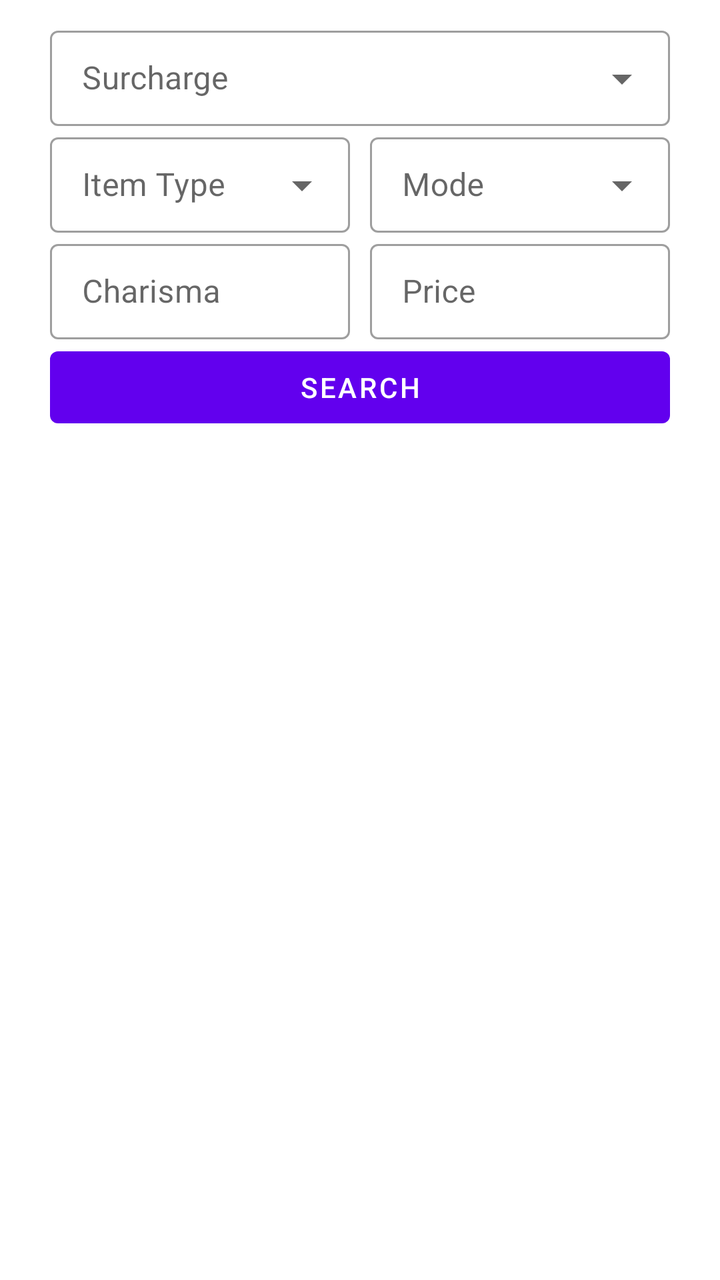
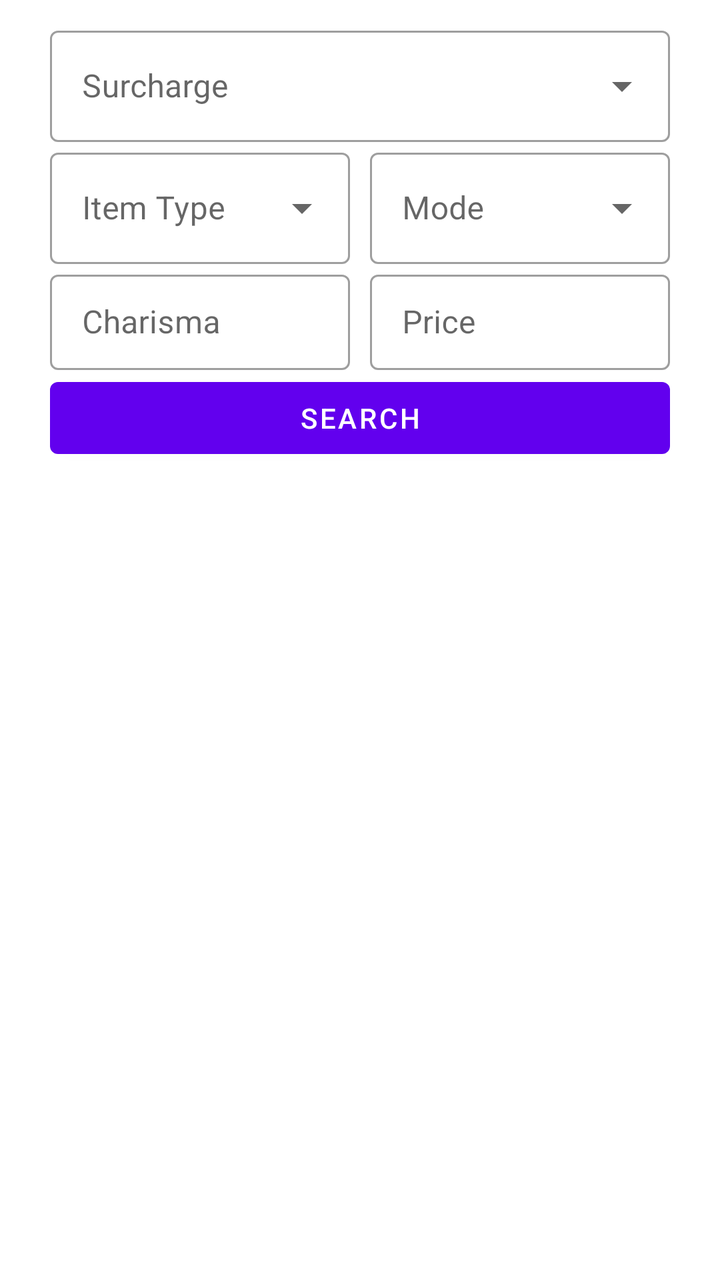

The first picture is an Android layout as it rendered before a commit; the second is the same layout after the commit. The layout source and the unified diff follow.
<!-- AndroidManifest.xml: application theme Theme.ANetHack -->
<!-- res/layout/dialog_price_identify.xml -->
<?xml version="1.0" encoding="utf-8"?>
<LinearLayout xmlns:android="http://schemas.android.com/apk/res/android"
    xmlns:app="http://schemas.android.com/apk/res-auto"
    android:layout_width="match_parent"
    android:layout_height="match_parent"
    android:paddingTop="10dp"
    android:paddingStart="25dp"
    android:paddingEnd="25dp"
    android:orientation="vertical">

    <LinearLayout
        android:id="@+id/obj_filter_panel"
        android:layout_width="match_parent"
        android:layout_height="wrap_content"
        android:orientation="vertical">
        <com.google.android.material.textfield.TextInputLayout
            android:id="@+id/obj_surcharge_layout"
            style="@style/Widget.MaterialComponents.TextInputLayout.OutlinedBox.Dense"
            android:layout_width="match_parent"
            android:layout_height="wrap_content"
            app:endIconMode="custom"
            app:endIconDrawable="@drawable/ic_arrow_drop_down">
            <com.google.android.material.textfield.TextInputEditText
                android:id="@+id/obj_surcharge_input"
                android:layout_width="match_parent"
                android:layout_height="wrap_content"
                android:hint="@string/pride_id_surcharge_label"
                android:cursorVisible="false"
                android:longClickable="false"
                android:clickable="true"/>
        </com.google.android.material.textfield.TextInputLayout>

        <LinearLayout
            android:layout_width="match_parent"
            android:layout_height="wrap_content"
            android:orientation="horizontal"
            android:baselineAligned="false">
            <com.google.android.material.textfield.TextInputLayout
                android:id="@+id/obj_type_layout"
                style="@style/Widget.MaterialComponents.TextInputLayout.OutlinedBox.Dense"
                android:layout_weight="1"
                android:layout_width="0dp"
                android:layout_height="wrap_content"
                app:endIconMode="custom"
                app:endIconDrawable="@drawable/ic_arrow_drop_down">
                <com.google.android.material.textfield.TextInputEditText
                    android:id="@+id/obj_type_input"
                    android:layout_width="match_parent"
                    android:layout_height="wrap_content"
                    android:hint="@string/pride_id_type_label"
                    android:cursorVisible="false"
                    android:longClickable="false"
                    android:clickable="true"/>
            </com.google.android.material.textfield.TextInputLayout>

            <com.google.android.material.textfield.TextInputLayout
                android:id="@+id/obj_id_mod_layout"
                style="@style/Widget.MaterialComponents.TextInputLayout.OutlinedBox.Dense"
                android:layout_weight="1"
                android:layout_height="wrap_content"
                android:layout_width="0dp"
                android:layout_marginStart="10dp"
                app:endIconMode="custom"
                app:endIconDrawable="@drawable/ic_arrow_drop_down">
                <com.google.android.material.textfield.TextInputEditText
                    android:id="@+id/obj_id_mod_input"
                    android:layout_height="wrap_content"
                    android:layout_width="match_parent"
                    android:hint="@string/pride_id_mode_label"
                    android:cursorVisible="false"
                    android:longClickable="false"
                    android:clickable="true"/>
            </com.google.android.material.textfield.TextInputLayout>
        </LinearLayout>
        <LinearLayout
            android:layout_width="match_parent"
            android:layout_height="wrap_content"
            android:orientation="horizontal"
            android:baselineAligned="false">
            <com.google.android.material.textfield.TextInputLayout
                style="@style/Widget.MaterialComponents.TextInputLayout.OutlinedBox.Dense"
                android:layout_weight="1"
                android:layout_height="wrap_content"
                android:layout_width="0dp"
                app:endIconMode="clear_text">
                <com.google.android.material.textfield.TextInputEditText
                    android:id="@+id/role_charisma_input"
                    android:layout_height="wrap_content"
                    android:layout_width="match_parent"
                    android:inputType="number"
                    android:imeOptions="actionDone"
                    android:hint="@string/pride_id_charisma_label" />
            </com.google.android.material.textfield.TextInputLayout>

            <com.google.android.material.textfield.TextInputLayout
                style="@style/Widget.MaterialComponents.TextInputLayout.OutlinedBox.Dense"
                android:layout_weight="1"
                android:layout_height="wrap_content"
                android:layout_width="0dp"
                android:layout_marginStart="10dp"
                app:endIconMode="clear_text">
                <com.google.android.material.textfield.TextInputEditText
                    android:id="@+id/obj_price_input"
                    android:layout_height="wrap_content"
                    android:layout_width="match_parent"
                    android:inputType="number"
                    android:imeOptions="actionDone"
                    android:hint="@string/pride_id_price_label"/>
            </com.google.android.material.textfield.TextInputLayout>
        </LinearLayout>


    </LinearLayout>

    <com.google.android.material.button.MaterialButton
        android:id="@+id/price_submit_btn"
        android:layout_width="match_parent"
        android:layout_height="wrap_content"
        android:text="@string/price_id_search"/>

    <androidx.recyclerview.widget.RecyclerView
        android:id="@+id/obj_list"
        android:layout_width="match_parent"
        android:layout_height="match_parent"/>
</LinearLayout>
<!-- resources referenced by this layout -->
<resources>
  <!-- drawable ic_arrow_drop_down (drawable) -->
  <?xml version="1.0" encoding="utf-8"?>
  <vector xmlns:android="http://schemas.android.com/apk/res/android"
      android:width="24dp"
      android:height="24dp"
      android:viewportWidth="24"
      android:viewportHeight="24"
      android:tint="?attr/colorControlNormal">
      <path
          android:fillColor="@android:color/white"
          android:pathData="M7,10l5,5 5,-5z"/>
  </vector>
  <string name="price_id_search">Search</string>
  <string name="pride_id_charisma_label">Charisma</string>
  <string name="pride_id_mode_label">Mode</string>
  <string name="pride_id_price_label">Price</string>
  <string name="pride_id_surcharge_label">Surcharge</string>
  <string name="pride_id_type_label">Item Type</string>
  <style name="Theme.ANetHack" parent="Theme.MaterialComponents.DayNight.NoActionBar">
          
          <item name="colorPrimary">@color/purple_500</item>
          <item name="colorPrimaryVariant">@color/purple_700</item>
          <item name="colorOnPrimary">@color/white</item>
          
          <item name="colorSecondary">@color/teal_200</item>
          <item name="colorSecondaryVariant">@color/teal_700</item>
          <item name="colorOnSecondary">@color/black</item>
          
          <item name="colorBackgroundFloating">@color/app_background</item>
          <item name="colorSurface">@color/app_background</item>
          
          <item name="colorOnSurface">@color/app_text</item>
          
          <item name="android:textColorHighlight">@color/text_selection_highlight</item>
          
          <item name="android:windowBackground">@color/app_background</item>
          
          <item name="android:colorBackground">@color/app_background</item>
          <item name="android:windowSplashScreenBackground" tools:targetApi="31">@color/app_background</item>
          
          <item name="android:statusBarColor">?attr/colorPrimaryVariant</item>
          
      </style>
  <color name="purple_500">#FF6200EE</color>
  <color name="purple_700">#FF3700B3</color>
  <color name="white">#FFFFFFFF</color>
  <color name="teal_200">#FF03DAC5</color>
  <color name="teal_700">#FF018786</color>
  <color name="black">#FF000000</color>
  <color name="app_background">#FFFFFFFF</color>
  <color name="app_text">#FF000000</color>
  <color name="text_selection_highlight">#552196F3</color>
</resources>

<!-- the commit's change to res/layout/dialog_price_identify.xml (unified diff, before → after) -->
@@ -13,21 +13,20 @@
         android:layout_width="match_parent"
         android:layout_height="wrap_content"
         android:orientation="vertical">
+
         <com.google.android.material.textfield.TextInputLayout
             android:id="@+id/obj_surcharge_layout"
-            style="@style/Widget.MaterialComponents.TextInputLayout.OutlinedBox.Dense"
+            style="@style/Widget.MaterialComponents.TextInputLayout.OutlinedBox.ExposedDropdownMenu"
             android:layout_width="match_parent"
             android:layout_height="wrap_content"
-            app:endIconMode="custom"
-            app:endIconDrawable="@drawable/ic_arrow_drop_down">
-            <com.google.android.material.textfield.TextInputEditText
+            app:endIconMode="dropdown_menu">
+
+            <com.google.android.material.textfield.MaterialAutoCompleteTextView
                 android:id="@+id/obj_surcharge_input"
                 android:layout_width="match_parent"
                 android:layout_height="wrap_content"
                 android:hint="@string/pride_id_surcharge_label"
-                android:cursorVisible="false"
-                android:longClickable="false"
-                android:clickable="true"/>
+                android:inputType="none" />
         </com.google.android.material.textfield.TextInputLayout>
 
         <LinearLayout
@@ -35,54 +34,54 @@
             android:layout_height="wrap_content"
             android:orientation="horizontal"
             android:baselineAligned="false">
+
             <com.google.android.material.textfield.TextInputLayout
                 android:id="@+id/obj_type_layout"
-                style="@style/Widget.MaterialComponents.TextInputLayout.OutlinedBox.Dense"
+                style="@style/Widget.MaterialComponents.TextInputLayout.OutlinedBox.ExposedDropdownMenu"
                 android:layout_weight="1"
                 android:layout_width="0dp"
                 android:layout_height="wrap_content"
-                app:endIconMode="custom"
-                app:endIconDrawable="@drawable/ic_arrow_drop_down">
-                <com.google.android.material.textfield.TextInputEditText
+                app:endIconMode="dropdown_menu">
+
+                <com.google.android.material.textfield.MaterialAutoCompleteTextView
                     android:id="@+id/obj_type_input"
                     android:layout_width="match_parent"
                     android:layout_height="wrap_content"
                     android:hint="@string/pride_id_type_label"
-                    android:cursorVisible="false"
-                    android:longClickable="false"
-                    android:clickable="true"/>
+                    android:inputType="none" />
             </com.google.android.material.textfield.TextInputLayout>
 
             <com.google.android.material.textfield.TextInputLayout
                 android:id="@+id/obj_id_mod_layout"
-                style="@style/Widget.MaterialComponents.TextInputLayout.OutlinedBox.Dense"
+                style="@style/Widget.MaterialComponents.TextInputLayout.OutlinedBox.ExposedDropdownMenu"
                 android:layout_weight="1"
                 android:layout_height="wrap_content"
                 android:layout_width="0dp"
                 android:layout_marginStart="10dp"
-                app:endIconMode="custom"
-                app:endIconDrawable="@drawable/ic_arrow_drop_down">
-                <com.google.android.material.textfield.TextInputEditText
+                app:endIconMode="dropdown_menu">
+
+                <com.google.android.material.textfield.MaterialAutoCompleteTextView
                     android:id="@+id/obj_id_mod_input"
+                    android:layout_width="match_parent"
                     android:layout_height="wrap_content"
-                    android:layout_width="match_parent"
                     android:hint="@string/pride_id_mode_label"
-                    android:cursorVisible="false"
-                    android:longClickable="false"
-                    android:clickable="true"/>
+                    android:inputType="none" />
             </com.google.android.material.textfield.TextInputLayout>
         </LinearLayout>
+
         <LinearLayout
             android:layout_width="match_parent"
             android:layout_height="wrap_content"
             android:orientation="horizontal"
             android:baselineAligned="false">
+
             <com.google.android.material.textfield.TextInputLayout
                 style="@style/Widget.MaterialComponents.TextInputLayout.OutlinedBox.Dense"
                 android:layout_weight="1"
                 android:layout_height="wrap_content"
                 android:layout_width="0dp"
                 app:endIconMode="clear_text">
+
                 <com.google.android.material.textfield.TextInputEditText
                     android:id="@+id/role_charisma_input"
                     android:layout_height="wrap_content"
@@ -99,27 +98,27 @@
                 android:layout_width="0dp"
                 android:layout_marginStart="10dp"
                 app:endIconMode="clear_text">
+
                 <com.google.android.material.textfield.TextInputEditText
                     android:id="@+id/obj_price_input"
                     android:layout_height="wrap_content"
                     android:layout_width="match_parent"
-                    android:inputType="number"
+                    android:inputType="text"
+                    android:digits="0123456789-"
                     android:imeOptions="actionDone"
-                    android:hint="@string/pride_id_price_label"/>
+                    android:hint="@string/pride_id_price_label" />
             </com.google.android.material.textfield.TextInputLayout>
         </LinearLayout>
-
-
     </LinearLayout>
 
     <com.google.android.material.button.MaterialButton
         android:id="@+id/price_submit_btn"
         android:layout_width="match_parent"
         android:layout_height="wrap_content"
-        android:text="@string/price_id_search"/>
+        android:text="@string/price_id_search" />
 
     <androidx.recyclerview.widget.RecyclerView
         android:id="@+id/obj_list"
         android:layout_width="match_parent"
-        android:layout_height="match_parent"/>
+        android:layout_height="match_parent" />
 </LinearLayout>
<!-- resource entries referenced after the edit -->
@@ -1,17 +1,5 @@
 <!-- resources referenced by this layout -->
 <resources>
-  <!-- drawable ic_arrow_drop_down (drawable) -->
-  <?xml version="1.0" encoding="utf-8"?>
-  <vector xmlns:android="http://schemas.android.com/apk/res/android"
-      android:width="24dp"
-      android:height="24dp"
-      android:viewportWidth="24"
-      android:viewportHeight="24"
-      android:tint="?attr/colorControlNormal">
-      <path
-          android:fillColor="@android:color/white"
-          android:pathData="M7,10l5,5 5,-5z"/>
-  </vector>
   <string name="price_id_search">Search</string>
   <string name="pride_id_charisma_label">Charisma</string>
   <string name="pride_id_mode_label">Mode</string>
